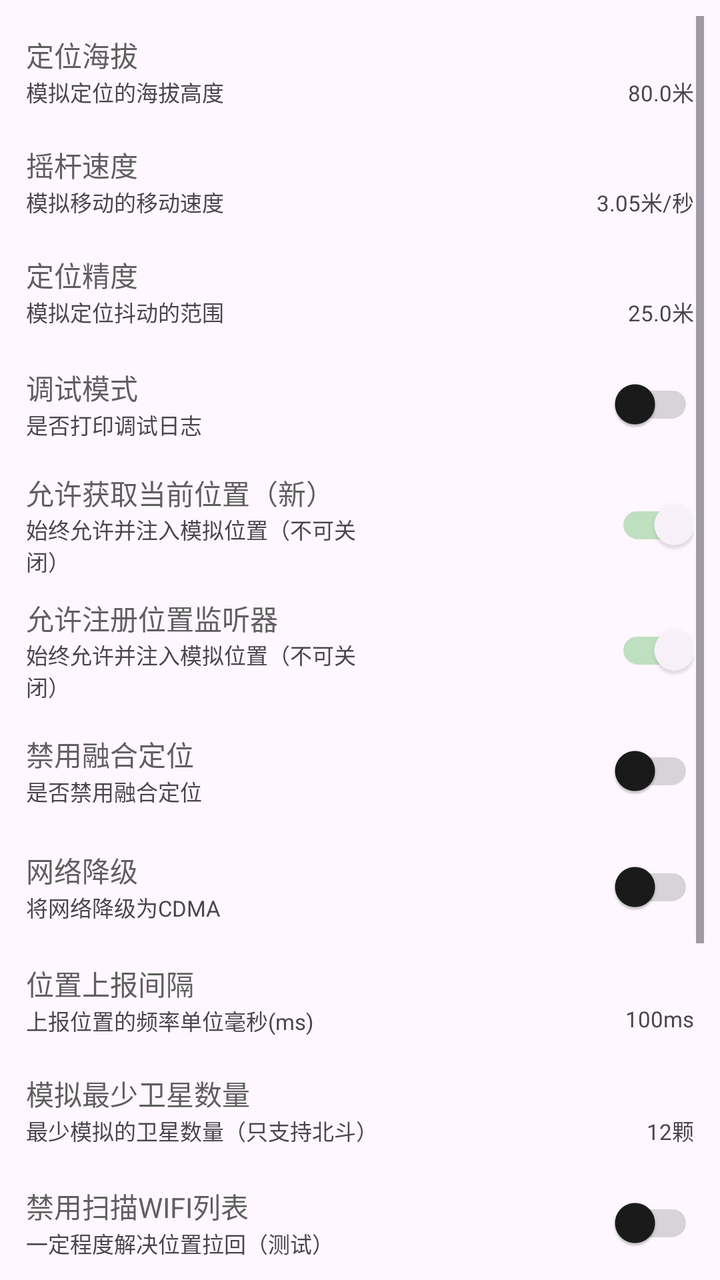
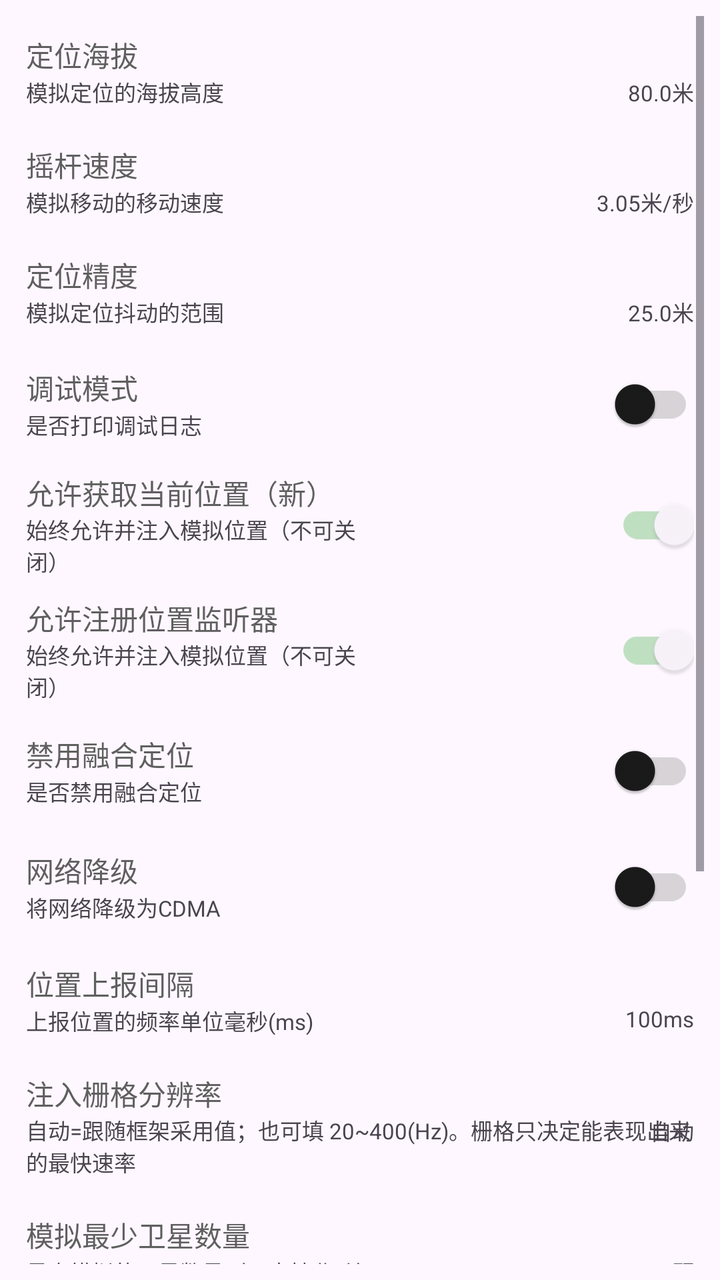

An Android layout rendered at two revisions. The XML below is the earlier revision; the diff shows what the commit changed to produce the second picture.
<!-- AndroidManifest.xml: application theme AppTheme -->
<!-- res/layout/fragment_settings.xml -->
<?xml version="1.0" encoding="utf-8"?>
<androidx.constraintlayout.widget.ConstraintLayout xmlns:android="http://schemas.android.com/apk/res/android"
    xmlns:app="http://schemas.android.com/apk/res-auto"
    xmlns:tools="http://schemas.android.com/tools"
    android:layout_width="match_parent"
    android:layout_height="match_parent"
    android:padding="8dp"
    tools:context=".ui.settings.SettingsFragment">

    <ScrollView
        android:layout_width="match_parent"
        android:layout_height="0dp"
        app:layout_constraintTop_toTopOf="parent"
        app:layout_constraintStart_toStartOf="parent">

        <LinearLayout
            android:layout_width="match_parent"
            android:layout_height="wrap_content"
            android:orientation="vertical">

            <LinearLayout
                android:id="@+id/selinux_layout"
                android:visibility="gone"
                android:layout_width="match_parent"
                android:layout_height="wrap_content"
                android:gravity="center_vertical"
                android:orientation="horizontal"
                android:padding="5dp">
                <LinearLayout
                    android:layout_width="0dp"
                    android:layout_height="wrap_content"
                    android:layout_weight="1"
                    android:orientation="vertical"
                    android:gravity="center_vertical">
                    <com.google.android.material.textview.MaterialTextView
                        android:layout_width="wrap_content"
                        android:layout_height="wrap_content"
                        android:text="@string/selinux"
                        android:textColor="?attr/colorOnSurfaceVariant" />
                    <com.google.android.material.textview.MaterialTextView
                        android:layout_width="wrap_content"
                        android:layout_height="wrap_content"
                        android:text="@string/need_open_selinux"
                        android:textSize="11sp" />
                </LinearLayout>
                <com.google.android.material.switchmaterial.SwitchMaterial
                    android:id="@+id/selinux_switch"
                    android:layout_width="0dp"
                    android:layout_weight="1"
                    android:layout_height="wrap_content"
                    android:layout_gravity="center_vertical"
                    app:useMaterialThemeColors="true"
                    app:trackTint="@color/switch_track_tint"/>
            </LinearLayout>

            <androidx.constraintlayout.widget.ConstraintLayout
                android:id="@+id/altitude_layout"
                android:layout_width="match_parent"
                android:layout_height="wrap_content"
                android:gravity="center_vertical"
                android:padding="5dp"
                android:layout_marginTop="4dp"
                android:layout_marginBottom="4dp">

                <com.google.android.material.textview.MaterialTextView
                    android:id="@+id/altitude_title"
                    android:layout_width="wrap_content"
                    android:layout_height="wrap_content"
                    android:text="@string/altitude"
                    android:textColor="?attr/colorOnSurfaceVariant"
                    app:layout_constraintStart_toStartOf="parent"
                    app:layout_constraintTop_toTopOf="parent"/>

                <com.google.android.material.textview.MaterialTextView
                    android:id="@+id/altitude_desc"
                    android:layout_width="wrap_content"
                    android:layout_height="wrap_content"
                    android:text="@string/altitude_desc"
                    android:textSize="11sp"
                    app:layout_constraintStart_toStartOf="parent"
                    app:layout_constraintTop_toBottomOf="@id/altitude_title"/>

                <com.google.android.material.textview.MaterialTextView
                    android:id="@+id/altitude_value"
                    android:layout_width="wrap_content"
                    android:layout_height="wrap_content"
                    android:text="80.0米"
                    android:textSize="11sp"
                    app:layout_constraintTop_toBottomOf="@id/altitude_title"
                    app:layout_constraintEnd_toEndOf="parent" />

            </androidx.constraintlayout.widget.ConstraintLayout>

            <androidx.constraintlayout.widget.ConstraintLayout
                android:id="@+id/speed_layout"
                android:layout_width="match_parent"
                android:layout_height="wrap_content"
                android:gravity="center_vertical"
                android:padding="5dp"
                android:layout_marginTop="4dp"
                android:layout_marginBottom="4dp">

                <com.google.android.material.textview.MaterialTextView
                    android:id="@+id/speed_title"
                    android:layout_width="wrap_content"
                    android:layout_height="wrap_content"
                    android:text="@string/rocker_speed"
                    android:textColor="?attr/colorOnSurfaceVariant"
                    app:layout_constraintStart_toStartOf="parent"
                    app:layout_constraintTop_toTopOf="parent"/>

                <com.google.android.material.textview.MaterialTextView
                    android:id="@+id/speed_desc"
                    android:layout_width="wrap_content"
                    android:layout_height="wrap_content"
                    android:text="@string/rocker_speed_desc"
                    android:textSize="11sp"
                    app:layout_constraintStart_toStartOf="parent"
                    app:layout_constraintTop_toBottomOf="@id/speed_title"/>

                <com.google.android.material.textview.MaterialTextView
                    android:id="@+id/speed_value"
                    android:layout_width="wrap_content"
                    android:layout_height="wrap_content"
                    android:text="3.05米/秒"
                    android:textSize="11sp"
                    app:layout_constraintTop_toBottomOf="@id/speed_title"
                    app:layout_constraintEnd_toEndOf="parent" />

            </androidx.constraintlayout.widget.ConstraintLayout>

            <androidx.constraintlayout.widget.ConstraintLayout
                android:id="@+id/accuracy_layout"
                android:layout_width="match_parent"
                android:layout_height="wrap_content"
                android:gravity="center_vertical"
                android:padding="5dp"
                android:layout_marginTop="4dp"
                android:layout_marginBottom="4dp">

                <com.google.android.material.textview.MaterialTextView
                    android:id="@+id/accuracy_title"
                    android:layout_width="wrap_content"
                    android:layout_height="wrap_content"
                    android:text="@string/accuracy"
                    android:textColor="?attr/colorOnSurfaceVariant"
                    app:layout_constraintStart_toStartOf="parent"
                    app:layout_constraintTop_toTopOf="parent"/>

                <com.google.android.material.textview.MaterialTextView
                    android:id="@+id/accuracy_desc"
                    android:layout_width="wrap_content"
                    android:layout_height="wrap_content"
                    android:text="@string/accuracy_desc"
                    android:textSize="11sp"
                    app:layout_constraintStart_toStartOf="parent"
                    app:layout_constraintTop_toBottomOf="@id/accuracy_title"/>

                <com.google.android.material.textview.MaterialTextView
                    android:id="@+id/accuracy_value"
                    android:layout_width="wrap_content"
                    android:layout_height="wrap_content"
                    android:text="25.0米"
                    android:textSize="11sp"
                    app:layout_constraintTop_toBottomOf="@id/accuracy_title"
                    app:layout_constraintEnd_toEndOf="parent" />

            </androidx.constraintlayout.widget.ConstraintLayout>

            <LinearLayout
                android:id="@+id/debug_layout"
                android:layout_width="match_parent"
                android:layout_height="wrap_content"
                android:padding="5dp"
                android:gravity="center_vertical"
                android:orientation="horizontal">
                <LinearLayout
                    android:layout_width="0dp"
                    android:layout_height="wrap_content"
                    android:layout_weight="1"
                    android:orientation="vertical"
                    android:gravity="center_vertical">
                    <com.google.android.material.textview.MaterialTextView
                        android:layout_width="wrap_content"
                        android:layout_height="wrap_content"
                        android:text="@string/debug"
                        android:textColor="?attr/colorOnSurfaceVariant" />
                    <com.google.android.material.textview.MaterialTextView
                        android:layout_width="wrap_content"
                        android:layout_height="wrap_content"
                        android:text="@string/debug_desc"
                        android:textSize="11sp" />
                </LinearLayout>
                <com.google.android.material.switchmaterial.SwitchMaterial
                    android:id="@+id/debug_switch"
                    android:layout_width="0dp"
                    android:layout_weight="1"
                    android:layout_height="wrap_content"
                    android:layout_gravity="center_vertical"
                    app:useMaterialThemeColors="true"
                    app:trackTint="@color/switch_track_tint"/>
            </LinearLayout>

            <LinearLayout
                android:id="@+id/dgc_layout"
                android:layout_width="match_parent"
                android:layout_height="wrap_content"
                android:gravity="center_vertical"
                android:padding="5dp"
                android:orientation="horizontal">
                <LinearLayout
                    android:layout_width="0dp"
                    android:layout_height="wrap_content"
                    android:layout_weight="1"
                    android:orientation="vertical"
                    android:gravity="center_vertical">
                    <com.google.android.material.textview.MaterialTextView
                        android:layout_width="wrap_content"
                        android:layout_height="wrap_content"
                        android:text="@string/dgc"
                        android:textColor="?attr/colorOnSurfaceVariant" />
                    <com.google.android.material.textview.MaterialTextView
                        android:layout_width="wrap_content"
                        android:layout_height="wrap_content"
                        android:text="@string/dgc_desc"
                        android:textSize="11sp" />
                </LinearLayout>
                <com.google.android.material.switchmaterial.SwitchMaterial
                    android:id="@+id/dgc_switch"
                    android:layout_width="0dp"
                    android:layout_weight="1"
                    android:layout_height="wrap_content"
                    android:layout_gravity="center_vertical"
                    android:checked="true"
                    android:enabled="false"
                    android:alpha="0.5"
                    app:useMaterialThemeColors="true"
                    app:trackTint="@color/switch_track_tint"/>
            </LinearLayout>

            <LinearLayout
                android:id="@+id/rll_layout"
                android:layout_width="match_parent"
                android:layout_height="wrap_content"
                android:gravity="center_vertical"
                android:padding="5dp"
                android:orientation="horizontal">
                <LinearLayout
                    android:layout_width="0dp"
                    android:layout_height="wrap_content"
                    android:layout_weight="1"
                    android:orientation="vertical"
                    android:gravity="center_vertical">
                    <com.google.android.material.textview.MaterialTextView
                        android:layout_width="wrap_content"
                        android:layout_height="wrap_content"
                        android:text="@string/rll"
                        android:textColor="?attr/colorOnSurfaceVariant" />
                    <com.google.android.material.textview.MaterialTextView
                        android:layout_width="wrap_content"
                        android:layout_height="wrap_content"
                        android:text="@string/rll_desc"
                        android:textSize="11sp" />
                </LinearLayout>
                <com.google.android.material.switchmaterial.SwitchMaterial
                    android:id="@+id/rll_switch"
                    android:layout_width="0dp"
                    android:layout_weight="1"
                    android:layout_height="wrap_content"
                    android:layout_gravity="center_vertical"
                    android:checked="true"
                    android:enabled="false"
                    android:alpha="0.5"
                    app:useMaterialThemeColors="true"
                    app:trackTint="@color/switch_track_tint"/>
            </LinearLayout>

            <LinearLayout
                android:id="@+id/dfused_layout"
                android:layout_width="match_parent"
                android:layout_height="wrap_content"
                android:gravity="center_vertical"
                android:padding="5dp"
                android:orientation="horizontal">
                <LinearLayout
                    android:layout_width="0dp"
                    android:layout_height="wrap_content"
                    android:layout_weight="1"
                    android:orientation="vertical"
                    android:gravity="center_vertical">
                    <com.google.android.material.textview.MaterialTextView
                        android:layout_width="wrap_content"
                        android:layout_height="wrap_content"
                        android:text="@string/dfused"
                        android:textColor="?attr/colorOnSurfaceVariant" />
                    <com.google.android.material.textview.MaterialTextView
                        android:layout_width="wrap_content"
                        android:layout_height="wrap_content"
                        android:text="@string/dfused_desc"
                        android:textSize="11sp" />
                </LinearLayout>
                <com.google.android.material.switchmaterial.SwitchMaterial
                    android:id="@+id/dfused_switch"
                    android:layout_width="0dp"
                    android:layout_weight="1"
                    android:layout_height="wrap_content"
                    android:layout_gravity="center_vertical"
                    app:useMaterialThemeColors="true"
                    app:trackTint="@color/switch_track_tint"/>
            </LinearLayout>

            <LinearLayout
                android:id="@+id/cdma_layout"
                android:layout_width="match_parent"
                android:layout_height="wrap_content"
                android:gravity="center_vertical"
                android:padding="5dp"
                android:orientation="horizontal">
                <LinearLayout
                    android:layout_width="0dp"
                    android:layout_height="wrap_content"
                    android:layout_weight="1"
                    android:orientation="vertical"
                    android:gravity="center_vertical">
                    <com.google.android.material.textview.MaterialTextView
                        android:layout_width="wrap_content"
                        android:layout_height="wrap_content"
                        android:text="@string/cdma"
                        android:textColor="?attr/colorOnSurfaceVariant" />
                    <com.google.android.material.textview.MaterialTextView
                        android:layout_width="wrap_content"
                        android:layout_height="wrap_content"
                        android:text="@string/cdma_desc"
                        android:textSize="11sp" />
                </LinearLayout>
                <com.google.android.material.switchmaterial.SwitchMaterial
                    android:id="@+id/cdma_switch"
                    android:layout_width="0dp"
                    android:layout_weight="1"
                    android:layout_height="wrap_content"
                    android:layout_gravity="center_vertical"
                    app:useMaterialThemeColors="true"
                    app:trackTint="@color/switch_track_tint"/>
            </LinearLayout>

            <androidx.constraintlayout.widget.ConstraintLayout
                android:id="@+id/report_duration_layout"
                android:layout_width="match_parent"
                android:layout_height="wrap_content"
                android:gravity="center_vertical"
                android:padding="5dp"
                android:layout_marginTop="4dp"
                android:layout_marginBottom="4dp">

                <com.google.android.material.textview.MaterialTextView
                    android:id="@+id/report_duration_title"
                    android:layout_width="wrap_content"
                    android:layout_height="wrap_content"
                    android:text="@string/item_report_duration_title"
                    android:textColor="?attr/colorOnSurfaceVariant"
                    app:layout_constraintStart_toStartOf="parent"
                    app:layout_constraintTop_toTopOf="parent"/>

                <com.google.android.material.textview.MaterialTextView
                    android:id="@+id/report_duration_desc"
                    android:layout_width="wrap_content"
                    android:layout_height="wrap_content"
                    android:text="@string/item_report_duration_desc"
                    android:textSize="11sp"
                    app:layout_constraintStart_toStartOf="parent"
                    app:layout_constraintTop_toBottomOf="@id/report_duration_title"/>

                <com.google.android.material.textview.MaterialTextView
                    android:id="@+id/report_duration_value"
                    android:layout_width="wrap_content"
                    android:layout_height="wrap_content"
                    android:text="@string/item_report_duration_value"
                    android:textSize="11sp"
                    app:layout_constraintTop_toBottomOf="@id/report_duration_title"
                    app:layout_constraintEnd_toEndOf="parent" />

            </androidx.constraintlayout.widget.ConstraintLayout>

            <androidx.constraintlayout.widget.ConstraintLayout
                android:id="@+id/satellite_count_layout"
                android:layout_width="match_parent"
                android:layout_height="wrap_content"
                android:gravity="center_vertical"
                android:padding="5dp"
                android:layout_marginTop="4dp"
                android:layout_marginBottom="4dp">

                <com.google.android.material.textview.MaterialTextView
                    android:id="@+id/satellite_count_title"
                    android:layout_width="wrap_content"
                    android:layout_height="wrap_content"
                    android:text="模拟最少卫星数量"
                    android:textColor="?attr/colorOnSurfaceVariant"
                    app:layout_constraintStart_toStartOf="parent"
                    app:layout_constraintTop_toTopOf="parent"/>

                <com.google.android.material.textview.MaterialTextView
                    android:id="@+id/satellite_count_desc"
                    android:layout_width="wrap_content"
                    android:layout_height="wrap_content"
                    android:text="最少模拟的卫星数量（只支持北斗）"
                    android:textSize="11sp"
                    app:layout_constraintStart_toStartOf="parent"
                    app:layout_constraintTop_toBottomOf="@id/satellite_count_title"/>

                <com.google.android.material.textview.MaterialTextView
                    android:id="@+id/satellite_count_value"
                    android:layout_width="wrap_content"
                    android:layout_height="wrap_content"
                    android:text="12颗"
                    android:textSize="11sp"
                    app:layout_constraintTop_toBottomOf="@id/satellite_count_title"
                    app:layout_constraintEnd_toEndOf="parent" />

            </androidx.constraintlayout.widget.ConstraintLayout>

            <LinearLayout
                android:id="@+id/disable_wlan_scan_layout"
                android:layout_width="match_parent"
                android:layout_height="wrap_content"
                android:gravity="center_vertical"
                android:padding="5dp"
                android:orientation="horizontal">
                <LinearLayout
                    android:layout_width="0dp"
                    android:layout_height="wrap_content"
                    android:layout_weight="1"
                    android:orientation="vertical"
                    android:gravity="center_vertical">
                    <com.google.android.material.textview.MaterialTextView
                        android:layout_width="wrap_content"
                        android:layout_height="wrap_content"
                        android:text="禁用扫描WIFI列表"
                        android:textColor="?attr/colorOnSurfaceVariant" />
                    <com.google.android.material.textview.MaterialTextView
                        android:layout_width="wrap_content"
                        android:layout_height="wrap_content"
                        android:text="一定程度解决位置拉回（测试）"
                        android:textSize="11sp" />
                </LinearLayout>
                <com.google.android.material.switchmaterial.SwitchMaterial
                    android:id="@+id/disable_wlan_scan_switch"
                    android:layout_width="0dp"
                    android:layout_weight="1"
                    android:layout_height="wrap_content"
                    android:layout_gravity="center_vertical"
                    app:useMaterialThemeColors="true"
                    app:trackTint="@color/switch_track_tint"/>
            </LinearLayout>

            <LinearLayout
                android:id="@+id/loop_broadcast_location_layout"
                android:layout_width="match_parent"
                android:layout_height="wrap_content"
                android:gravity="center_vertical"
                android:padding="5dp"
                android:orientation="horizontal">
                <LinearLayout
                    android:layout_width="0dp"
                    android:layout_height="wrap_content"
                    android:layout_weight="1"
                    android:orientation="vertical"
                    android:gravity="center_vertical">
                    <com.google.android.material.textview.MaterialTextView
                        android:layout_width="wrap_content"
                        android:layout_height="wrap_content"
                        android:text="反定位拉回"
                        android:textColor="?attr/colorOnSurfaceVariant" />
                    <com.google.android.material.textview.MaterialTextView
                        android:layout_width="wrap_content"
                        android:layout_height="wrap_content"
                        android:text="解决位置拉回问题 可能导致发热；无法播放路线可尝试打开"
                        android:textSize="11sp" />
                </LinearLayout>
                <com.google.android.material.switchmaterial.SwitchMaterial
                    android:id="@+id/loop_broadcast_location_switch"
                    android:layout_width="0dp"
                    android:layout_weight="1"
                    android:layout_height="wrap_content"
                    android:layout_gravity="center_vertical"
                    app:useMaterialThemeColors="true"
                    app:trackTint="@color/switch_track_tint"/>
            </LinearLayout>

            <LinearLayout
                android:id="@+id/binder_sensor_mock_layout"
                android:layout_width="match_parent"
                android:layout_height="wrap_content"
                android:layout_marginTop="4dp"
                android:layout_marginBottom="4dp"
                android:gravity="center_vertical"
                android:orientation="horizontal"
                android:padding="5dp">
                <LinearLayout
                    android:layout_width="0dp"
                    android:layout_height="wrap_content"
                    android:layout_weight="1"
                    android:gravity="center_vertical"
                    android:orientation="vertical">
                    <com.google.android.material.textview.MaterialTextView
                        android:layout_width="wrap_content"
                        android:layout_height="wrap_content"
                        android:text="@string/binder_sensor_mock"
                        android:textColor="?attr/colorOnSurfaceVariant" />
                    <com.google.android.material.textview.MaterialTextView
                        android:layout_width="wrap_content"
                        android:layout_height="wrap_content"
                        android:textSize="11sp"
                        android:text="@string/binder_sensor_mock_desc" />
                </LinearLayout>
                <com.google.android.material.switchmaterial.SwitchMaterial
                    android:id="@+id/binder_sensor_mock_switch"
                    android:layout_width="0dp"
                    android:layout_weight="1"
                    android:layout_height="wrap_content"
                    android:layout_gravity="center_vertical"
                    app:useMaterialThemeColors="true"
                    app:trackTint="@color/switch_track_tint"/>
            </LinearLayout>

            <LinearLayout
                android:id="@+id/allow_landscape_layout"
                android:layout_width="match_parent"
                android:layout_height="wrap_content"
                android:gravity="center_vertical"
                android:padding="5dp"
                android:orientation="horizontal">
                <LinearLayout
                    android:layout_width="0dp"
                    android:layout_height="wrap_content"
                    android:layout_weight="1"
                    android:orientation="vertical"
                    android:gravity="center_vertical">
                    <com.google.android.material.textview.MaterialTextView
                        android:layout_width="wrap_content"
                        android:layout_height="wrap_content"
                        android:text="@string/allow_landscape"
                        android:textColor="?attr/colorOnSurfaceVariant" />
                    <com.google.android.material.textview.MaterialTextView
                        android:layout_width="wrap_content"
                        android:layout_height="wrap_content"
                        android:text="@string/allow_landscape_desc"
                        android:textSize="11sp" />
                </LinearLayout>
                <com.google.android.material.switchmaterial.SwitchMaterial
                    android:id="@+id/allow_landscape_switch"
                    android:layout_width="0dp"
                    android:layout_weight="1"
                    android:layout_height="wrap_content"
                    android:layout_gravity="center_vertical"
                    app:useMaterialThemeColors="true"
                    app:trackTint="@color/switch_track_tint"/>
            </LinearLayout>
        </LinearLayout>

    </ScrollView>
</androidx.constraintlayout.widget.ConstraintLayout>
<!-- resources referenced by this layout -->
<resources>
  <string name="accuracy">定位精度</string>
  <string name="accuracy_desc">模拟定位抖动的范围</string>
  <string name="allow_landscape">允许横屏</string>
  <string name="allow_landscape_desc">可能有视觉问题</string>
  <string name="altitude">定位海拔</string>
  <string name="altitude_desc">模拟定位的海拔高度</string>
  <string name="binder_sensor_mock">Binder 外周传感器模拟</string>
  <string name="binder_sensor_mock_desc">实验性：只在系统框架层伪造外周传感器，不注入目标应用；需重启目标应用生效</string>
  <string name="cdma">网络降级</string>
  <string name="cdma_desc">将网络降级为CDMA</string>
  <string name="debug">调试模式</string>
  <string name="debug_desc">是否打印调试日志</string>
  <string name="dfused">禁用融合定位</string>
  <string name="dfused_desc">是否禁用融合定位</string>
  <string name="dgc">允许获取当前位置（新）</string>
  <string name="dgc_desc">始终允许并注入模拟位置（不可关闭）</string>
  <string name="item_report_duration_desc">上报位置的频率单位毫秒(ms)</string>
  <string name="item_report_duration_title">位置上报间隔</string>
  <string name="item_report_duration_value">100ms</string>
  <string name="need_open_selinux">是否开启SELinux</string>
  <string name="rll">允许注册位置监听器</string>
  <string name="rll_desc">始终允许并注入模拟位置（不可关闭）</string>
  <string name="rocker_speed">摇杆速度</string>
  <string name="rocker_speed_desc">模拟移动的移动速度</string>
  <string name="selinux">SELinux</string>
  <style name="AppTheme" parent="Theme.Material3.Light.NoActionBar">
          
          <item name="colorPrimary">#5F5F5F</item>
          <item name="colorOnPrimary">#FFFFFF</item>
          <item name="colorPrimaryContainer">#E0E0E0</item>
          <item name="colorOnPrimaryContainer">#1E1E1E</item>
          <item name="colorSecondary">#494949</item>
          <item name="colorOnSecondary">#FFFFFF</item>
          <item name="colorSecondaryContainer">#E7E7E7</item>
          <item name="colorOnSecondaryContainer">#2A2A2A</item>
          <item name="colorSurface">#FFFFFF</item>
          <item name="colorOnSurface">#1A1A1A</item>
          <item name="colorSurfaceVariant">#F0F0F0</item>
          <item name="colorOnSurfaceVariant">#5F5F5F</item>
          <item name="colorOutline">#747474</item>
  
          
          <item name="portalFabIconTint">#1A1A1A</item>
  
          
          <item name="android:statusBarColor">@android:color/transparent</item>
          <item name="android:windowDrawsSystemBarBackgrounds">true</item>
          <item name="android:windowTranslucentStatus">true</item>
          <item name="windowActionModeOverlay">true</item>
          <item name="windowActionBar">false</item>
          <item name="windowNoTitle">true</item>
  
          
          <item name="searchViewStyle">@style/Portal.SearchViewStyle</item>
          <item name="sliderStyle">@style/Portal.SliderTheme</item>
          <item name="android:popupMenuStyle">@style/PortalPopupMenuStyle</item>
      </style>
  <style name="Portal.SearchViewStyle" parent="Widget.AppCompat.SearchView" />
  <style name="Portal.SliderTheme" parent="Widget.Material3.Slider" />
  <style name="PortalPopupMenuStyle" parent="Widget.Material3.PopupMenu">
          <item name="android:popupAnimationStyle">@style/PortalPopupAnimation</item>
      </style>
  <style name="PortalPopupAnimation">
          <item name="android:windowEnterAnimation">@anim/popup_in_top_end</item>
          <item name="android:windowExitAnimation">@anim/popup_out_top_end</item>
      </style>
</resources>

<!-- the commit's change to res/layout/fragment_settings.xml (unified diff, before → after) -->
@@ -382,7 +382,7 @@
             </androidx.constraintlayout.widget.ConstraintLayout>
 
             <androidx.constraintlayout.widget.ConstraintLayout
-                android:id="@+id/satellite_count_layout"
+                android:id="@+id/sensor_grid_layout"
                 android:layout_width="match_parent"
                 android:layout_height="wrap_content"
                 android:gravity="center_vertical"
@@ -391,6 +391,44 @@
                 android:layout_marginBottom="4dp">
 
                 <com.google.android.material.textview.MaterialTextView
+                    android:id="@+id/sensor_grid_title"
+                    android:layout_width="wrap_content"
+                    android:layout_height="wrap_content"
+                    android:text="注入栅格分辨率"
+                    android:textColor="?attr/colorOnSurfaceVariant"
+                    app:layout_constraintStart_toStartOf="parent"
+                    app:layout_constraintTop_toTopOf="parent"/>
+
+                <com.google.android.material.textview.MaterialTextView
+                    android:id="@+id/sensor_grid_desc"
+                    android:layout_width="wrap_content"
+                    android:layout_height="wrap_content"
+                    android:text="自动=跟随框架采用值；也可填 20~400(Hz)。栅格只决定能表现出来的最快速率"
+                    android:textSize="11sp"
+                    app:layout_constraintStart_toStartOf="parent"
+                    app:layout_constraintTop_toBottomOf="@id/sensor_grid_title"/>
+
+                <com.google.android.material.textview.MaterialTextView
+                    android:id="@+id/sensor_grid_value"
+                    android:layout_width="wrap_content"
+                    android:layout_height="wrap_content"
+                    android:text="自动"
+                    android:textSize="11sp"
+                    app:layout_constraintTop_toBottomOf="@id/sensor_grid_title"
+                    app:layout_constraintEnd_toEndOf="parent" />
+
+            </androidx.constraintlayout.widget.ConstraintLayout>
+
+            <androidx.constraintlayout.widget.ConstraintLayout
+                android:id="@+id/satellite_count_layout"
+                android:layout_width="match_parent"
+                android:layout_height="wrap_content"
+                android:gravity="center_vertical"
+                android:padding="5dp"
+                android:layout_marginTop="4dp"
+                android:layout_marginBottom="4dp">
+
+                <com.google.android.material.textview.MaterialTextView
                     android:id="@+id/satellite_count_title"
                     android:layout_width="wrap_content"
                     android:layout_height="wrap_content"
